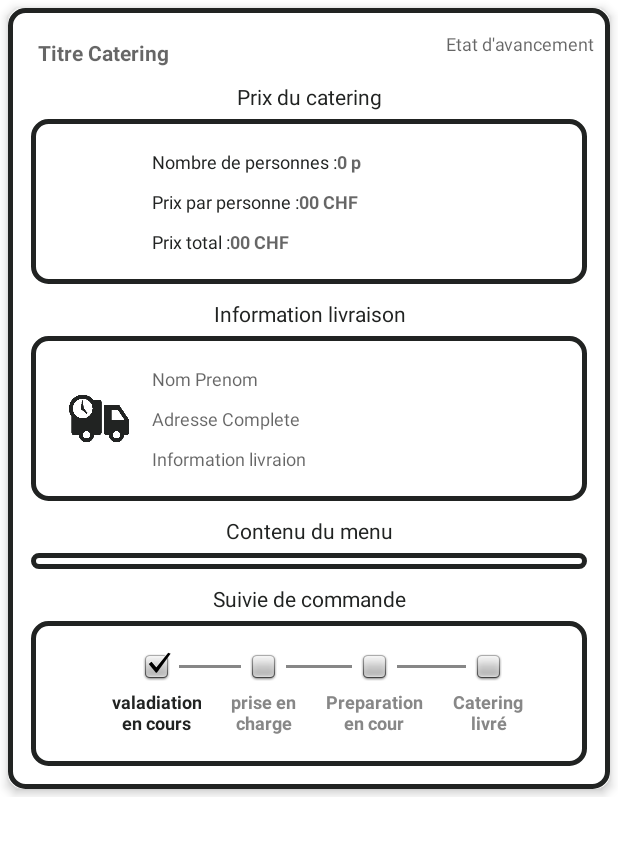
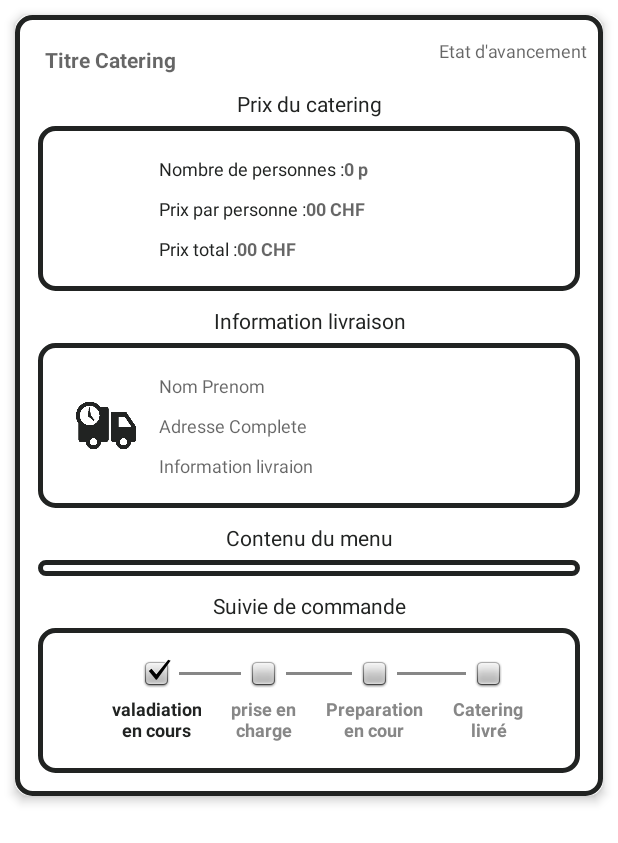
Before and after one commit to ybitite/solicatering, an Android app: the layout model_panier.xml on its own in the app's theme, with its tools: preview values and no code run, on a phone screen of 412 x 824 dp. Shown: the top 843 px of the screen. Run offline under Robolectric (Android 15) with nearby library versions, the phone set to English and light mode, and no system bars; Roboto replaces fonts that are not available here.

Commit message:
design update

```diff
--- a/app/src/main/res/layout/model_panier.xml
+++ b/app/src/main/res/layout/model_panier.xml
@@ -17,7 +17,9 @@
 
         <androidx.cardview.widget.CardView
             android:id="@+id/cardViewPanier"
-            style="@style/cardViewPrincipalRVBlanc.Full">
+            style="@style/cardViewPrincipalRVBlanc.Full"
+            android:layout_margin="@dimen/medium_margin"
+            android:layout_height="wrap_content">
 
             <androidx.constraintlayout.widget.ConstraintLayout
                 android:id="@+id/constraintLayoutPanier"
@@ -174,8 +176,9 @@
                 <androidx.constraintlayout.widget.ConstraintLayout
                     android:id="@+id/constraintLayoutInfoP"
                     style="@style/ConstraintLayoutShapeBackGround"
+                    android:layout_width="0dp"
+
                     android:layout_margin="@dimen/small_margin"
-
                     app:layout_constraintEnd_toEndOf="parent"
                     app:layout_constraintStart_toStartOf="parent"
                     app:layout_constraintTop_toBottomOf="@+id/textViewTitreLivraisonLabel">
@@ -184,25 +187,25 @@
                         android:id="@+id/imageViewInfoP"
                         style="@style/ImageViewSmall.Adaptable"
 
+                        android:contentDescription="@string/description_image_view_information_contact"
                         android:padding="@dimen/medium_margin"
+
                         android:scaleType="fitCenter"
-
                         app:layout_constraintBottom_toBottomOf="parent"
                         app:layout_constraintStart_toStartOf="parent"
                         app:layout_constraintTop_toTopOf="parent"
-                        app:srcCompat="@drawable/delivery_icon"
-                        android:contentDescription="@string/description_image_view_information_contact" />
+                        app:srcCompat="@drawable/delivery_icon" />
                     <!--nom prenom-->
                     <TextView
                         android:id="@+id/textViewNomPrenomP"
                         style="@style/textViewBase1.GrisPrincipal.Small.Adaptable"
 
 
+                        android:layout_marginStart="@dimen/small_margin"
+                        android:layout_marginTop="@dimen/medium_margin"
+
                         android:hint="@string/nom_prenom"
                         android:text="@{panier.nomPrenom}"
-
-                        android:layout_marginStart="@dimen/small_margin"
-                        android:layout_marginTop="@dimen/medium_margin"
                         app:layout_constraintEnd_toEndOf="parent"
                         app:layout_constraintStart_toEndOf="@+id/imageViewInfoP"
                         app:layout_constraintTop_toTopOf="parent" />
@@ -228,12 +231,12 @@
                         style="@style/textViewBase1.GrisPrincipal.Small.Adaptable"
 
 
+                        android:layout_marginStart="@dimen/small_margin"
+                        android:layout_marginTop="@dimen/medium_margin"
+
+                        android:layout_marginBottom="@dimen/medium_margin"
                         android:hint="@string/information_livraion"
                         android:text="@{panier.informationLivraison.getDateHeure()}"
-
-                        android:layout_marginStart="@dimen/small_margin"
-                        android:layout_marginTop="@dimen/medium_margin"
-                        android:layout_marginBottom="@dimen/medium_margin"
                         app:layout_constraintBottom_toBottomOf="parent"
                         app:layout_constraintEnd_toEndOf="parent"
                         app:layout_constraintHorizontal_bias="0.0"
@@ -257,6 +260,7 @@
                 <LinearLayout
                     android:id="@+id/linearLayoutRVMiniAP"
                     style="@style/ConstraintLayoutShapeBackGround"
+
                     android:padding="@dimen/small_margin"
                     android:layout_margin="@dimen/small_margin"
                     android:orientation="horizontal"
--- a/app/src/main/res/layout/model_pied_article_panier.xml
+++ b/app/src/main/res/layout/model_pied_article_panier.xml
@@ -23,7 +23,7 @@
                     android:id="@+id/buttonValiderCmd"
                     style="@style/Button.InItem"
                     android:layout_width="0dp"
-
+                    android:layout_margin="@dimen/small_margin"
                     android:clickable="@{viewModel.conteur.clickableButtonValiderValue}"
                     android:hint="@string/bt_valider_la_commande"
 
```
Also changed, not shown: app/src/main/res/layout/model_mini_article_panier.xml (+6 -2 lines).
